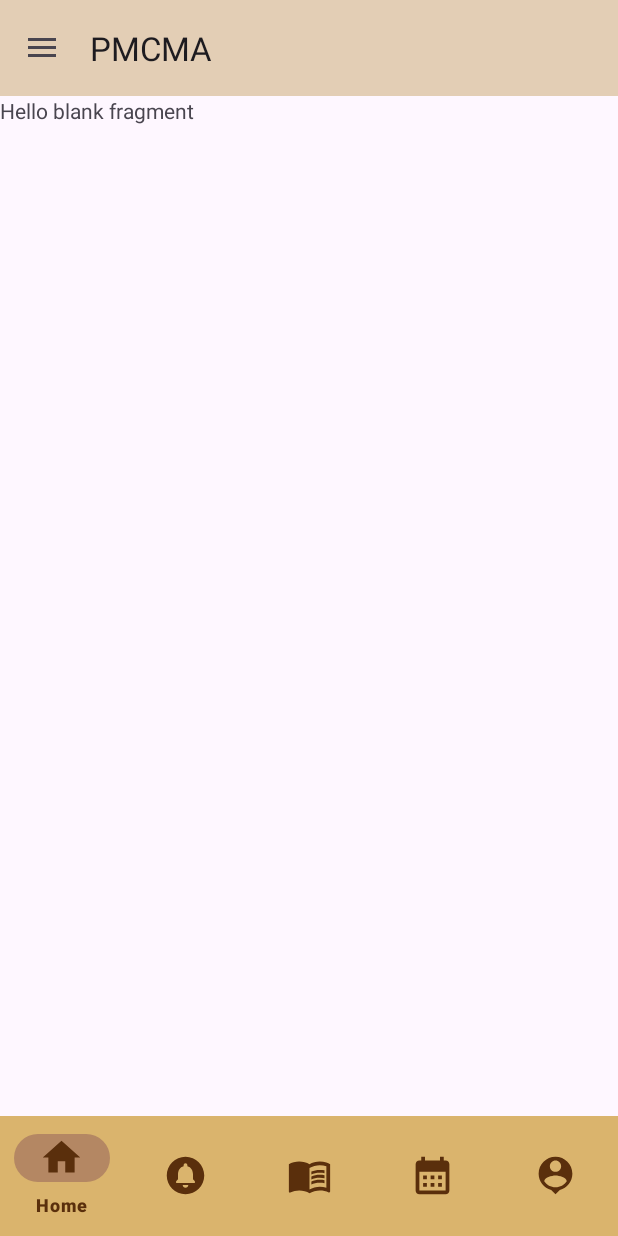
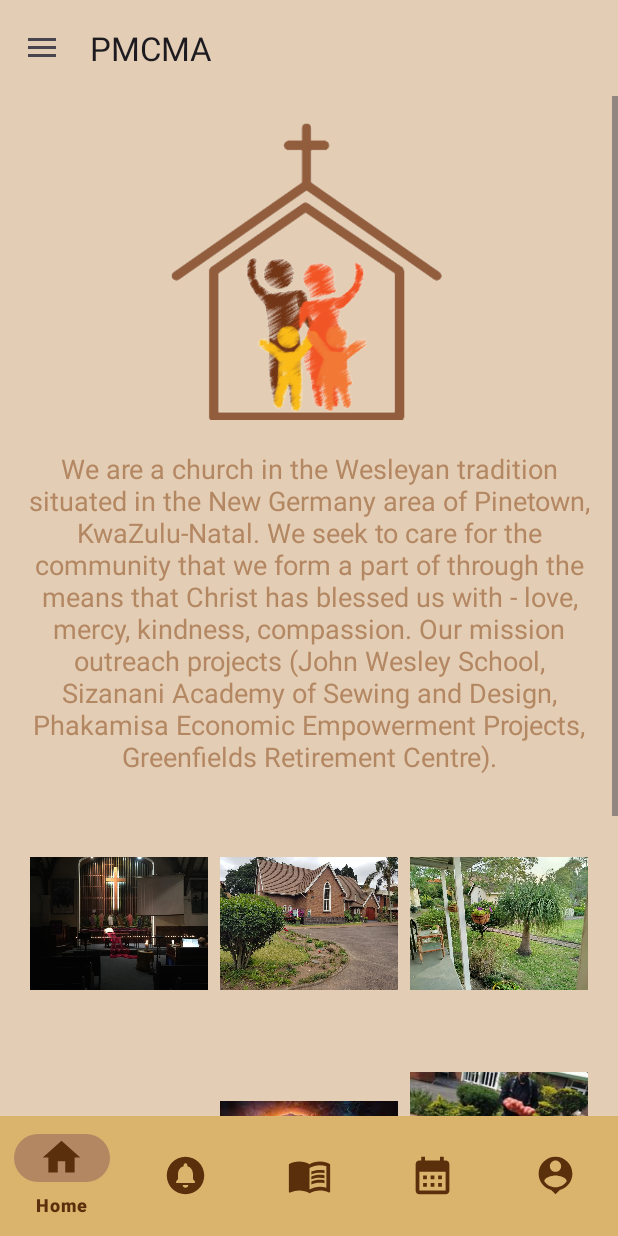
Before and after one commit to XBCAD7319-Group17/PMC-App, an Android app: the fragment AboutFragment placed in its activity, on a phone screen of 412 x 824 dp. Run offline under Robolectric (Android 15) with nearby library versions, the phone set to English and light mode, and no system bars.

Commit message:
dark mode

```diff
--- a/app/src/main/AndroidManifest.xml
+++ b/app/src/main/AndroidManifest.xml
@@ -47,7 +47,8 @@
             android:exported="false" />
         <activity
             android:name=".MainActivity"
-            android:exported="false" />
+            android:exported="false"
+            android:theme="@style/Theme.PMCMA"/>
     </application>
 
 </manifest>
--- a/app/src/main/res/layout/fragment_about.xml
+++ b/app/src/main/res/layout/fragment_about.xml
@@ -1,14 +1,126 @@
 <?xml version="1.0" encoding="utf-8"?>
-<FrameLayout xmlns:android="http://schemas.android.com/apk/res/android"
+<ScrollView
+    xmlns:android="http://schemas.android.com/apk/res/android"
+    xmlns:app="http://schemas.android.com/apk/res-auto"
     xmlns:tools="http://schemas.android.com/tools"
     android:layout_width="match_parent"
     android:layout_height="match_parent"
-    tools:context=".AboutFragment">
+    android:background="@color/tan"
+    tools:context=".About">
 
-    <!-- TODO: Update blank fragment layout -->
-    <TextView
+    <LinearLayout
         android:layout_width="match_parent"
-        android:layout_height="match_parent"
-        android:text="@string/hello_blank_fragment" />
+        android:layout_height="wrap_content"
+        android:orientation="vertical"
+        android:padding="16dp"
+        android:gravity="center_horizontal">
 
-</FrameLayout>
+        <!-- Logo at the top center -->
+        <ImageView
+            android:id="@+id/logoImageView"
+            android:layout_width="200dp"
+            android:layout_height="200dp"
+            android:layout_gravity="center"
+            android:src="@drawable/pmclogo"
+            android:contentDescription="Logo" />
+
+        <!-- Basic info text -->
+        <TextView
+            android:id="@+id/basicInfoTextView"
+            android:layout_width="wrap_content"
+            android:layout_height="wrap_content"
+            android:text="We are a church in the Wesleyan tradition situated in the New Germany area of Pinetown, KwaZulu-Natal. We seek to care for the community that we form a part of through the means that Christ has blessed us with - love, mercy, kindness, compassion. Our mission outreach projects (John Wesley School, Sizanani Academy of Sewing and Design, Phakamisa Economic Empowerment Projects, Greenfields Retirement Centre)."
+            android:textSize="18sp"
+            android:textColor="@color/caramel_brown"
+            android:layout_marginTop="20dp"
+            android:gravity="center"
+            android:textAlignment="center" />
+
+        <!-- Gallery Section with GridLayout -->
+        <GridLayout
+            android:layout_width="match_parent"
+            android:layout_height="wrap_content"
+            android:layout_marginTop="20dp"
+            android:columnCount="3"
+            android:rowCount="8"
+            android:orientation="horizontal"
+            android:layout_gravity="center">
+
+            <!-- First Row of Images -->
+            <ImageView
+                android:layout_width="0dp"
+                android:layout_height="150dp"
+                android:layout_columnWeight="1"
+                android:layout_margin="4dp"
+                android:src="@drawable/pmcevent"
+                android:contentDescription="Gallery Image 1" />
+
+            <ImageView
+                android:layout_width="0dp"
+                android:layout_height="150dp"
+                android:layout_columnWeight="1"
+                android:layout_margin="4dp"
+                android:src="@drawable/pmc"
+                android:contentDescription="Gallery Image 2" />
+
+            <ImageView
+                android:layout_width="0dp"
+                android:layout_height="150dp"
+                android:layout_columnWeight="1"
+                android:layout_margin="4dp"
+                android:src="@drawable/outsidegf"
+                android:contentDescription="Gallery Image 3" />
+
+            <!-- Add more rows similarly -->
+            <ImageView
+                android:layout_width="0dp"
+                android:layout_height="150dp"
+                android:layout_columnWeight="1"
+                android:layout_margin="4dp"
+                android:src="@drawable/pmcgrannys"
+                android:contentDescription="Gallery Image 4" />
+
+            <ImageView
+                android:layout_width="0dp"
+                android:layout_height="150dp"
+                android:layout_columnWeight="1"
+                android:layout_margin="4dp"
+                android:src="@drawable/pmceaster"
+                android:contentDescription="Gallery Image 5" />
+
+            <ImageView
+                android:layout_width="0dp"
+                android:layout_height="150dp"
+                android:layout_columnWeight="1"
+                android:layout_margin="4dp"
+                android:src="@drawable/pmcharvest"
+                android:contentDescription="Gallery Image 6" />
+
+            <!-- Continue adding more rows until you reach at least 8 rows -->
+            <ImageView
+                android:layout_width="0dp"
+                android:layout_height="150dp"
+                android:layout_columnWeight="1"
+                android:layout_margin="4dp"
+                android:src="@drawable/gardengf"
+                android:contentDescription="Gallery Image 4" />
+
+            <ImageView
+                android:layout_width="0dp"
+                android:layout_height="150dp"
+                android:layout_columnWeight="1"
+                android:layout_margin="4dp"
+                android:src="@drawable/pmcfamily"
+                android:contentDescription="Gallery Image 5" />
+
+            <ImageView
+                android:layout_width="0dp"
+                android:layout_height="150dp"
+                android:layout_columnWeight="1"
+                android:layout_margin="4dp"
+                android:src="@drawable/pmcdonations"
+                android:contentDescription="Gallery Image 6" />
+        </GridLayout>
+
+    </LinearLayout>
+</ScrollView>
--- a/app/src/main/res/values-night/themes.xml
+++ b/app/src/main/res/values-night/themes.xml
@@ -1,7 +1,14 @@
 <resources xmlns:tools="http://schemas.android.com/tools">
     <!-- Base application theme. -->
     <style name="Base.Theme.PMCMA" parent="Theme.Material3.DayNight.NoActionBar">
-        <!-- Customize your dark theme here. -->
-        <!-- <item name="colorPrimary">@color/my_dark_primary</item> -->
+        <item name="colorPrimary">@color/tan</item>
+        <item name="colorPrimaryVariant">@color/caramel_brown</item>
+        <item name="colorOnPrimary">@color/white</item>
+        <!-- <item name="colorPrimary">@color/my_light_primary</item> -->
+        <item name="colorSecondary">@color/bronze_200</item>
+        <item name="colorSecondaryVariant">@color/bronze_700</item>
+        <item name="colorOnSecondary">@color/black</item>
+        <!-- Status bar color -->
+        <item name="android:statusBarColor">?attr/colorPrimaryVariant</item>
     </style>
 </resources>
--- a/app/src/main/res/values/themes.xml
+++ b/app/src/main/res/values/themes.xml
@@ -1,8 +1,6 @@
 <resources xmlns:tools="http://schemas.android.com/tools">
     <!-- Base application theme. -->
     <style name="Base.Theme.PMCMA" parent="Theme.Material3.DayNight.NoActionBar">
-        <!-- Customize your light theme here. -->
-        <!-- Customize your light theme here. -->
         <item name="colorPrimary">@color/tan</item>
         <item name="colorPrimaryVariant">@color/caramel_brown</item>
         <item name="colorOnPrimary">@color/white</item>
@@ -12,7 +10,6 @@
         <item name="colorOnSecondary">@color/black</item>
         <!-- Status bar color -->
         <item name="android:statusBarColor">?attr/colorPrimaryVariant</item>
-        <!-- <item name="colorPrimary">@color/my_light_primary</item> -->
     </style>
 
     <style name="Theme.MainActivity" parent="Theme.MaterialComponents.DayNight.NoActionBar">
```
